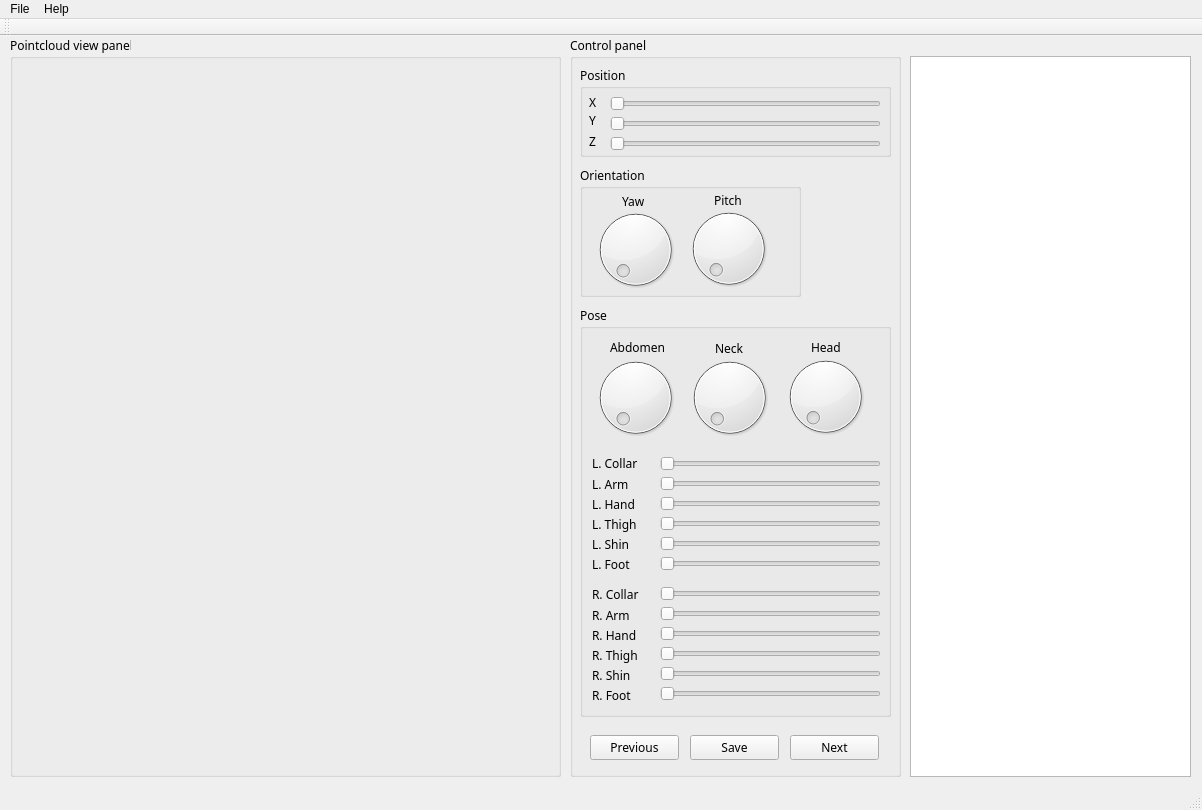
First picture: the form in mainwindow.ui, repository krg-nandu/pose-annotator, before the edit.
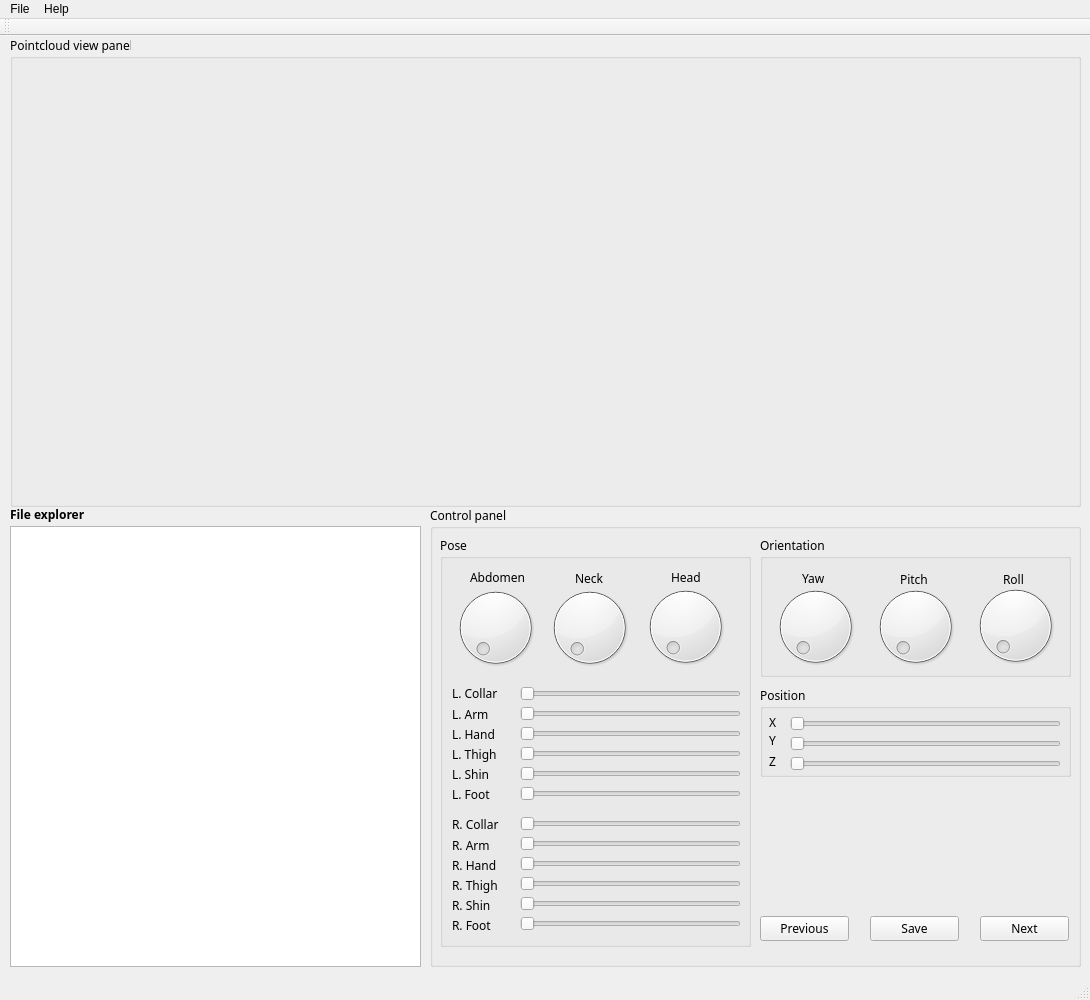
Second picture: the form after the edit.

What changed in the file:
```diff
--- a/mainwindow.ui
+++ b/mainwindow.ui
@@ -6,8 +6,8 @@
    <rect>
     <x>0</x>
     <y>0</y>
-    <width>1202</width>
-    <height>810</height>
+    <width>1090</width>
+    <height>1000</height>
    </rect>
   </property>
   <property name="windowTitle">
@@ -19,8 +19,8 @@
      <rect>
       <x>10</x>
       <y>0</y>
-      <width>551</width>
-      <height>741</height>
+      <width>1071</width>
+      <height>471</height>
      </rect>
     </property>
     <property name="font">
@@ -36,8 +36,8 @@
       <rect>
        <x>10</x>
        <y>30</y>
-       <width>531</width>
-       <height>341</height>
+       <width>512</width>
+       <height>424</height>
       </rect>
      </property>
      <property name="text">
@@ -47,10 +47,10 @@
     <widget class="QLabel" name="view2">
      <property name="geometry">
       <rect>
-       <x>10</x>
-       <y>380</y>
-       <width>531</width>
-       <height>351</height>
+       <x>540</x>
+       <y>30</y>
+       <width>512</width>
+       <height>424</height>
       </rect>
      </property>
      <property name="text">
@@ -61,10 +61,10 @@
    <widget class="QGroupBox" name="panel">
     <property name="geometry">
      <rect>
-      <x>570</x>
-      <y>0</y>
-      <width>331</width>
-      <height>741</height>
+      <x>430</x>
+      <y>470</y>
+      <width>651</width>
+      <height>461</height>
      </rect>
     </property>
     <property name="font">
@@ -78,8 +78,8 @@
     <widget class="QGroupBox" name="pos">
      <property name="geometry">
       <rect>
-       <x>10</x>
-       <y>30</y>
+       <x>330</x>
+       <y>180</y>
        <width>311</width>
        <height>91</height>
       </rect>
@@ -174,10 +174,10 @@
     <widget class="QGroupBox" name="ori">
      <property name="geometry">
       <rect>
-       <x>10</x>
-       <y>130</y>
-       <width>221</width>
-       <height>131</height>
+       <x>330</x>
+       <y>30</y>
+       <width>311</width>
+       <height>141</height>
       </rect>
      </property>
      <property name="font">
@@ -192,7 +192,7 @@
       <property name="geometry">
        <rect>
         <x>0</x>
-        <y>38</y>
+        <y>45</y>
         <width>111</width>
         <height>91</height>
        </rect>
@@ -201,8 +201,8 @@
      <widget class="QDial" name="pitch">
       <property name="geometry">
        <rect>
-        <x>103</x>
-        <y>37</y>
+        <x>110</x>
+        <y>45</y>
         <width>91</width>
         <height>91</height>
        </rect>
@@ -212,7 +212,7 @@
       <property name="geometry">
        <rect>
         <x>42</x>
-        <y>27</y>
+        <y>34</y>
         <width>31</width>
         <height>17</height>
        </rect>
@@ -229,8 +229,8 @@
      <widget class="QLabel" name="pitch_label">
       <property name="geometry">
        <rect>
-        <x>134</x>
-        <y>26</y>
+        <x>140</x>
+        <y>35</y>
         <width>41</width>
         <height>17</height>
        </rect>
@@ -244,12 +244,40 @@
        <string>Pitch</string>
       </property>
      </widget>
+     <widget class="QLabel" name="roll_label">
+      <property name="geometry">
+       <rect>
+        <x>243</x>
+        <y>35</y>
+        <width>41</width>
+        <height>17</height>
+       </rect>
+      </property>
+      <property name="font">
+       <font>
+        <family>Ubuntu Condensed</family>
+       </font>
+      </property>
+      <property name="text">
+       <string>Roll</string>
+      </property>
+     </widget>
+     <widget class="QDial" name="roll">
+      <property name="geometry">
+       <rect>
+        <x>210</x>
+        <y>44</y>
+        <width>91</width>
+        <height>91</height>
+       </rect>
+      </property>
+     </widget>
     </widget>
     <widget class="QGroupBox" name="pose">
      <property name="geometry">
       <rect>
        <x>10</x>
-       <y>270</y>
+       <y>30</y>
        <width>311</width>
        <height>411</height>
       </rect>
@@ -722,8 +750,8 @@
     <widget class="QPushButton" name="button_save">
      <property name="geometry">
       <rect>
-       <x>120</x>
-       <y>699</y>
+       <x>440</x>
+       <y>410</y>
        <width>89</width>
        <height>25</height>
       </rect>
@@ -735,8 +763,8 @@
     <widget class="QPushButton" name="button_prev">
      <property name="geometry">
       <rect>
-       <x>20</x>
-       <y>699</y>
+       <x>330</x>
+       <y>410</y>
        <width>89</width>
        <height>25</height>
       </rect>
@@ -748,8 +776,8 @@
     <widget class="QPushButton" name="button_next">
      <property name="geometry">
       <rect>
-       <x>220</x>
-       <y>699</y>
+       <x>550</x>
+       <y>410</y>
        <width>89</width>
        <height>25</height>
       </rect>
@@ -762,20 +790,40 @@
    <widget class="QListWidget" name="ui_file_list">
     <property name="geometry">
      <rect>
-      <x>910</x>
-      <y>20</y>
-      <width>281</width>
-      <height>721</height>
+      <x>10</x>
+      <y>490</y>
+      <width>411</width>
+      <height>441</height>
      </rect>
     </property>
    </widget>
+   <widget class="QLabel" name="label">
+    <property name="geometry">
+     <rect>
+      <x>10</x>
+      <y>470</y>
+      <width>111</width>
+      <height>17</height>
+     </rect>
+    </property>
+    <property name="font">
+     <font>
+      <family>Ubuntu Condensed</family>
+      <weight>75</weight>
+      <bold>true</bold>
+     </font>
+    </property>
+    <property name="text">
+     <string>File explorer</string>
+    </property>
+   </widget>
   </widget>
   <widget class="QMenuBar" name="menuBar">
    <property name="geometry">
     <rect>
      <x>0</x>
      <y>0</y>
-     <width>1202</width>
+     <width>1090</width>
      <height>22</height>
     </rect>
    </property>
```
Left out of the diff: 2 changed lines with no effect on the pictures.
